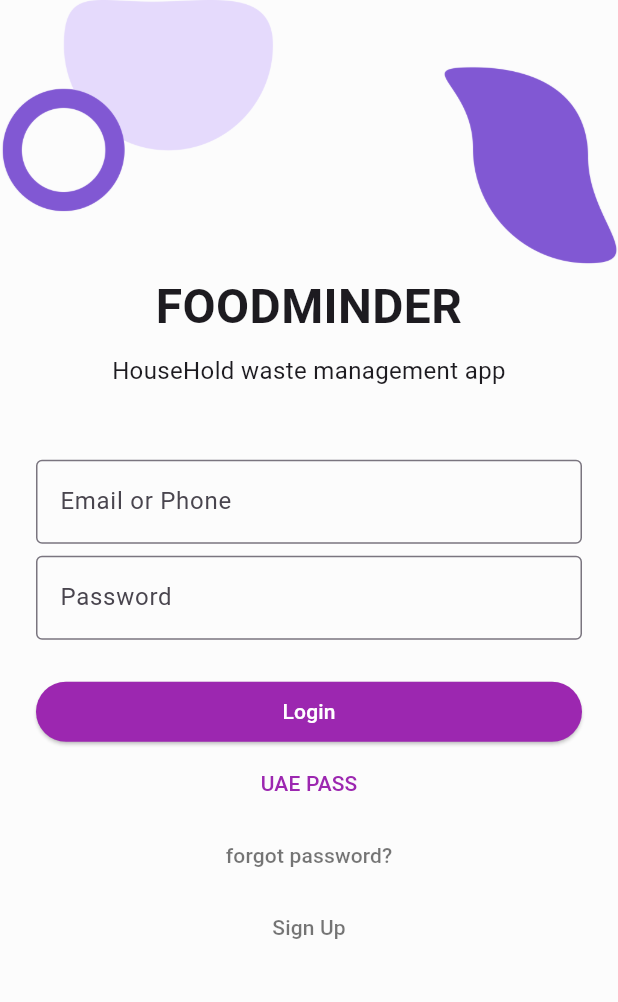
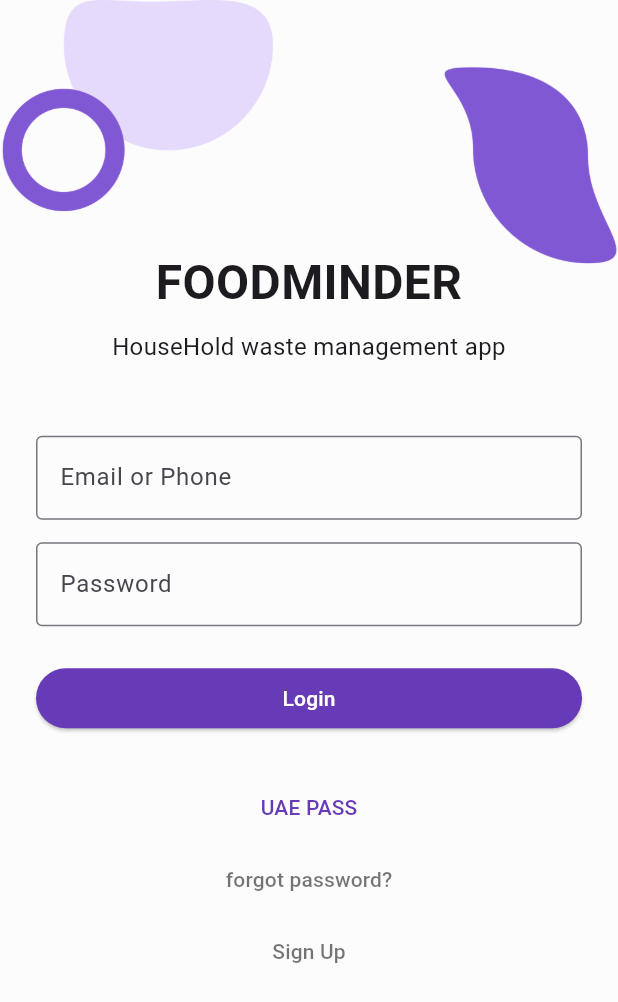
Before and after one commit to AliJohar21/Household-Food-Waste-Management-App, a Flutter app: the screen it shows after launch, after a tap on "Login", on a phone screen of 412 x 824 dp. Shown: the top 1002 px of the screen. Run offline on Flutter 3.47's test engine with Material 3 defaults, Android fonts, the phone set to English and light mode, and no system bars.

```diff
--- a/lib/log_in/log_in.dart
+++ b/lib/log_in/log_in.dart
@@ -47,7 +47,7 @@ class LogIn extends StatelessWidget {
                   border: OutlineInputBorder(),
                 ),
               ),
-              const SizedBox(height: 8.0),
+              const SizedBox(height: 15.0),
               const TextField(
                 obscureText: true,
                 decoration: InputDecoration(
@@ -62,16 +62,17 @@ class LogIn extends StatelessWidget {
                 },
                 style: ElevatedButton.styleFrom(
                   foregroundColor: Colors.white,
-                  backgroundColor: Colors.purple, // text color
+                  backgroundColor: Colors.deepPurple, // text color
                 ),
                 child: const Text('Login'),
               ),
+              const SizedBox(height: 25.0),
               TextButton(
                 onPressed: () {
                   // Implement UAE PASS login functionality
                 },
                 style: TextButton.styleFrom(
-                  foregroundColor: Colors.purple, // text color
+                  foregroundColor: Colors.deepPurple, // text color
                 ),
                 child: const Text('UAE PASS'),
               ),
--- a/lib/main.dart
+++ b/lib/main.dart
@@ -1,5 +1,6 @@
 import 'package:flutter/material.dart';
 import 'package:phase_2_implementation/welcome/welcome.dart';
+//import 'package:phase_2_implementation/log_in/log_in.dart';
 
 void main() {
   runApp(const FoodMinder());
--- a/lib/sign_up/sign_up.dart
+++ b/lib/sign_up/sign_up.dart
@@ -92,9 +92,13 @@ class _LogInState extends State<SignUp> {
                         Navigator.push(
                           context,
                           MaterialPageRoute(
-                              builder: (context) => LogIn()),
+                              builder: (context) => const LogIn()),
                         );
                       },
+                      style: ElevatedButton.styleFrom(
+                        foregroundColor: Colors.white,
+                        backgroundColor: Colors.deepPurple, // text color
+                      ),
                       child: const Padding(
                         padding:
                             EdgeInsets.symmetric(horizontal: 40, vertical: 12),
--- a/lib/welcome/welcome.dart
+++ b/lib/welcome/welcome.dart
@@ -1,6 +1,7 @@
 import 'package:flutter/material.dart';
 import 'package:phase_2_implementation/sign_up/sign_up.dart';
 import 'package:phase_2_implementation/log_in/log_in.dart';
+import 'package:url_launcher/url_launcher.dart';
 
 class Welcome extends StatelessWidget {
   const Welcome({super.key});
@@ -14,20 +15,27 @@ class Welcome extends StatelessWidget {
         child: Column(
           crossAxisAlignment: CrossAxisAlignment.start,
           children: <Widget>[
-            const SizedBox(height: 100),
+            const SizedBox(height: 75),
             const Align(
               alignment: Alignment.topLeft,
               child: Text(
                 'Welcome',
-                style: TextStyle(fontSize: 32.0, fontWeight: FontWeight.bold),
+                style: TextStyle(
+                  fontSize: 32.0,
+                  fontWeight: FontWeight.bold,
+                ),
               ),
             ),
-            const SizedBox(height: 150),
+            const SizedBox(height: 100),
             Center(
-              child: Image.asset(
-                  'assets/HomePage1.png'), // Replace with your asset image path
+              child: InkWell(onTap: () {
+                launchUrl(Uri.parse('https://flutter.dev'));
+              },
+                child: Image.asset(
+                    'assets/HomePage1.png'),
+              ), // Replace with your asset image path
             ),
-            const SizedBox(height: 100),
+            const SizedBox(height: 50),
             const Align(
               alignment: Alignment.topLeft,
               child: Text(
@@ -39,11 +47,12 @@ class Welcome extends StatelessWidget {
               'Our aim is to reduce food waste, and ensure that food is either consumed in the right way or donated to competent authorities.',
               style: TextStyle(fontSize: 16.0, color: Colors.grey[600]),
             ),
-            const SizedBox(height: 40),
+            const SizedBox(height: 50),
             Row(
-              //mainAxisAlignment: MainAxisAlignment.spaceBetween,
+              mainAxisAlignment: MainAxisAlignment.spaceBetween,
               children: [
                 Expanded(
+                  //flex: 2,
                   child: ElevatedButton(
                     onPressed: () {
                       Navigator.of(context).push(MaterialPageRoute(
@@ -52,7 +61,7 @@ class Welcome extends StatelessWidget {
                     },
                     style: ElevatedButton.styleFrom(
                       foregroundColor: Colors.white,
-                      backgroundColor: Colors.purple, // Button text color
+                      backgroundColor: Colors.deepPurple, // Button text color
                     ),
                     child: const Text('Sign Up'),
                   ),
@@ -68,9 +77,9 @@ class Welcome extends StatelessWidget {
                       );
                     },
                     style: OutlinedButton.styleFrom(
-                      foregroundColor: Colors.purple,
+                      foregroundColor: Colors.deepPurple,
                       side: const BorderSide(
-                          color: Colors.purple), // Border color
+                          color: Colors.deepPurple), // Border color
                     ),
                     child: const Text('Login'),
                   ),
@@ -95,7 +104,7 @@ class Welcome extends StatelessWidget {
             label: 'Settings',
           ),
         ],
-        backgroundColor: Colors.purple,
+        backgroundColor: Colors.deepPurple,
         selectedItemColor: Colors.white,
         unselectedItemColor: Colors.white70,
       ),
--- a/pubspec.yaml
+++ b/pubspec.yaml
@@ -35,6 +35,7 @@ dependencies:
   # The following adds the Cupertino Icons font to your application.
   # Use with the CupertinoIcons class for iOS style icons.
   cupertino_icons: ^1.0.6
+  url_launcher: ^6.2.5
 
 dev_dependencies:
   flutter_test:
@@ -57,6 +58,8 @@ flutter:
     - assets/food.jpg
     - assets/FoodMinder.png
     - assets/HomePage.png
+    - assets/HomePage1.png
+    - assets/mobile-password-forgot.png
   # The following line ensures that the Material Icons font is
   # included with your application, so that you can use the icons in
   # the material Icons class.
```
Also changed, not shown: lib/forget_password/forget_password.dart (+14 -13 lines), assets/HomePage.jpg (deleted), assets/HomePage1.png (added), pubspec.lock, 5 other files.
